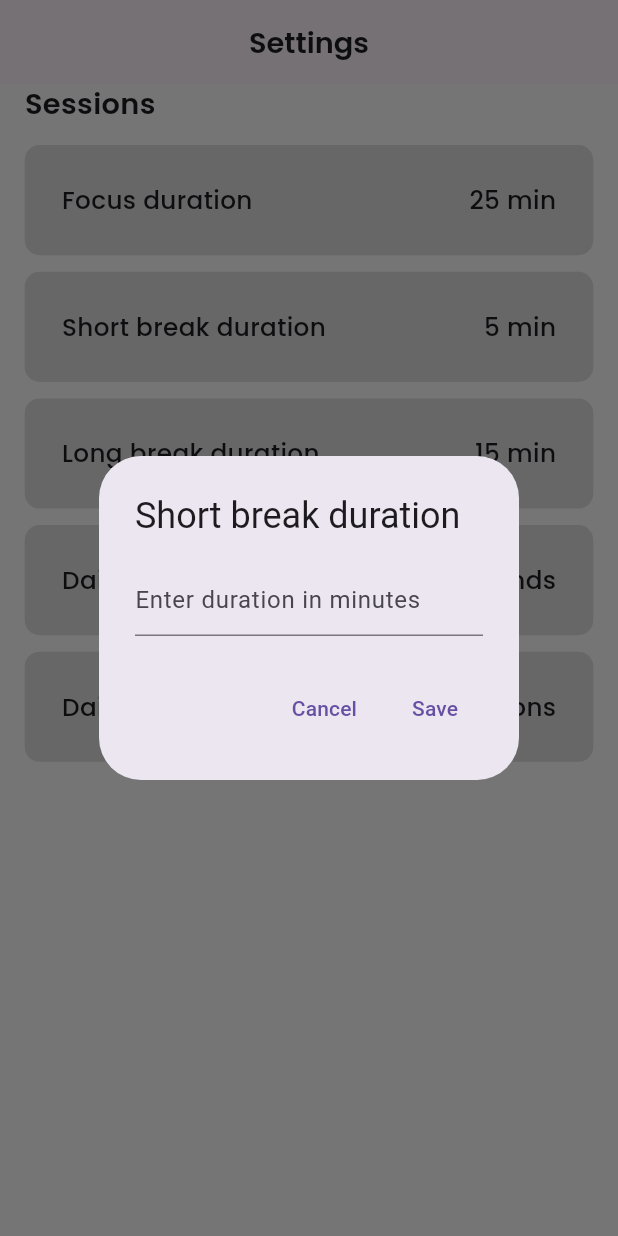
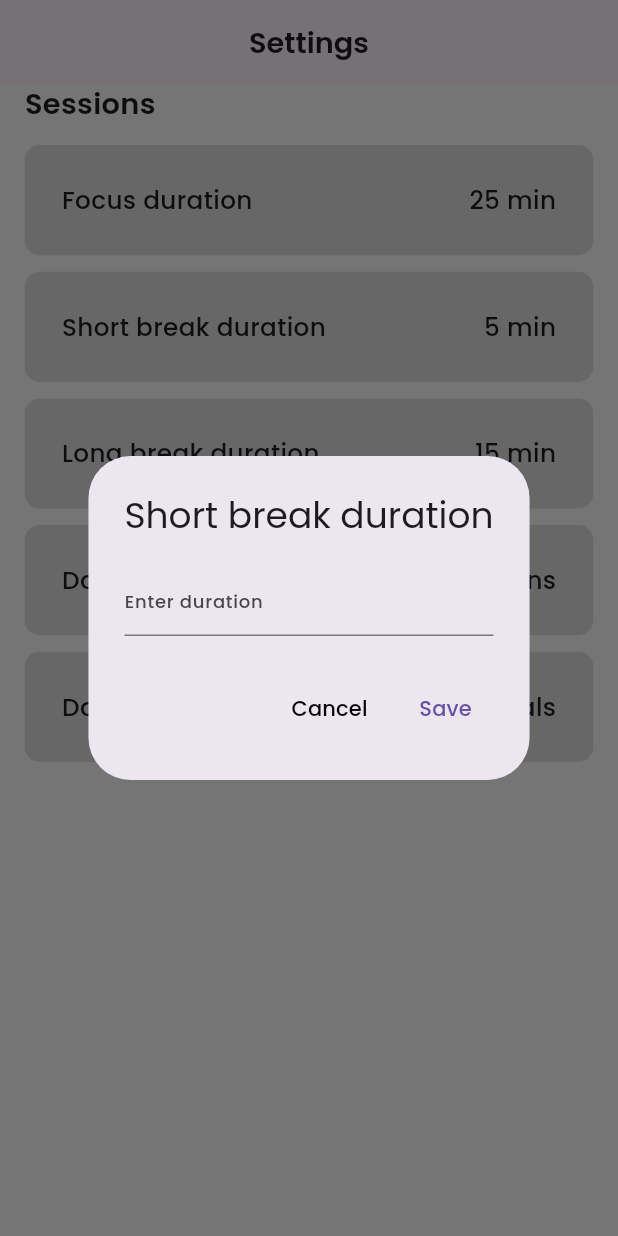
Before and after one commit to The-Naveen-Chandra/Taskify-Flutter, a Flutter app: the PomodoroSettings screen opened directly, after a tap on "Short break duration", on a phone screen of 412 x 824 dp. Run offline on Flutter 3.47's test engine with Material 3 defaults, Android fonts, the phone set to English and light mode, and no system bars; our stand-ins replace bloc, cloud_firestore, dio, dotted_border, equatable, firebase_auth and 11 more; accounts and stored records are empty.

Commit message:
Dev: Timer settings ans pomodoro settings

```diff
--- /dev/null
+++ b/lib/app/modules/pomodoro_timer/components/timer_setting.dart
@@ -0,0 +1,77 @@
+import 'package:flutter/material.dart';
+import 'package:provider/provider.dart';
+import 'package:google_fonts/google_fonts.dart';
+
+import 'package:taskify/app/core/utils/extensions.dart';
+import 'package:taskify/app/modules/pomodoro_timer/components/timer_service.dart';
+
+class SettingContainer extends StatefulWidget {
+  final String title;
+  final String initialValue;
+  final void Function()? onTap;
+  final bool isInt;
+
+  const SettingContainer({
+    Key? key,
+    required this.title,
+    required this.initialValue,
+    required this.onTap,
+    this.isInt = false,
+  }) : super(key: key);
+
+  @override
+  State<SettingContainer> createState() => _SettingContainerState();
+}
+
+class _SettingContainerState extends State<SettingContainer> {
+  @override
+  Widget build(BuildContext context) {
+    TimerService timerService = Provider.of<TimerService>(context);
+
+    String currentValue = widget.initialValue;
+
+    if (widget.title == "Focus duration") {
+      currentValue =
+          (timerService.selectedTime ~/ 60).toString().padLeft(2, '0');
+    } else if (widget.title == "Short break duration") {
+      currentValue = (timerService.shortBreak ~/ 60).toString();
+    } else if (widget.title == "Long break duration") {
+      currentValue = (timerService.longBreak ~/ 60).toString();
+    } else if (widget.title == "Daily rounds") {
+      currentValue = "${timerService.initialRounds} sessions";
+    } else if (widget.title == "Daily goal") {
+      currentValue = "${timerService.initialGoal} goals";
+    }
+
+    return GestureDetector(
+      onTap: widget.onTap,
+      child: Container(
+        margin: EdgeInsets.symmetric(vertical: 4.0.sp, horizontal: 12.0.sp),
+        padding: EdgeInsets.all(18.0.sp),
+        decoration: BoxDecoration(
+          borderRadius: BorderRadius.circular(10.0),
+          color: Colors.grey[300],
+        ),
+        child: Row(
+          mainAxisAlignment: MainAxisAlignment.spaceBetween,
+          children: [
+            Text(
+              widget.title,
+              style: GoogleFonts.poppins(
+                fontSize: 12.0.sp,
+                fontWeight: FontWeight.w500,
+              ),
+            ),
+            Text(
+              widget.isInt ? currentValue : "$currentValue min",
+              style: GoogleFonts.poppins(
+                fontSize: 12.0.sp,
+                fontWeight: FontWeight.w500,
+              ),
+            ),
+          ],
+        ),
+      ),
+    );
+  }
+}
--- a/lib/app/modules/pomodoro_timer/views/pomodoro_setting.dart
+++ b/lib/app/modules/pomodoro_timer/views/pomodoro_setting.dart
@@ -5,6 +5,7 @@ import 'package:provider/provider.dart';
 
 import 'package:taskify/app/core/utils/extensions.dart';
 import 'package:taskify/app/modules/pomodoro_timer/components/timer_service.dart';
+import 'package:taskify/app/modules/pomodoro_timer/components/timer_setting.dart';
 
 class PomodoroSettings extends StatelessWidget {
   const PomodoroSettings({super.key});
@@ -92,19 +93,33 @@ class PomodoroSettings extends StatelessWidget {
 }
 
 void _showDurationDialog(BuildContext context, String title) async {
-  TimerService timerService = Provider.of<TimerService>(context, listen: false);
+  final provider = Provider.of<TimerService>(context, listen: false);
 
   String? newValue = await showDialog<String>(
     context: context,
     builder: (BuildContext dialogContext) {
-      String currentValue = timerService.selectedTime.toString();
+      return Consumer<TimerService>(
+        builder: (context, value, child) {
+          String currentValue = "";
+          String focus = "Focus duration";
+          String shortBreak = "Short break duration";
+          String longBreak = "Long break duration";
+          String dailyRounds = "Daily rounds";
+          String dailyGoal = "Daily goal";
 
           return AlertDialog(
-        title: Text(title),
+            title: Text(
+              title,
+              style: GoogleFonts.poppins(),
+            ),
             content: TextField(
               keyboardType: TextInputType.number,
-          decoration: const InputDecoration(
-            hintText: "Enter duration in minutes",
+              decoration: InputDecoration(
+                hintText: "Enter duration",
+                hintStyle: GoogleFonts.poppins(
+                  fontSize: 12.0,
+                  fontWeight: FontWeight.w500,
+                ),
               ),
               onChanged: (value) {
                 currentValue = value;
@@ -115,18 +130,41 @@ void _showDurationDialog(BuildContext context, String title) async {
                 onPressed: () {
                   Navigator.pop(dialogContext);
                 },
-            child: const Text('Cancel'),
+                child: Text(
+                  'Cancel',
+                  style: GoogleFonts.poppins(
+                    color: Colors.black,
+                  ),
+                ),
               ),
               TextButton(
                 onPressed: () {
-              if (double.tryParse(currentValue) != null) {
-                timerService.selectTime(double.parse(currentValue) * 60);
+                  if (currentValue.isEmpty) {
+                    return;
                   }
+
+                  if (title == focus) {
+                    provider.setSelectTime(double.parse(currentValue) * 60);
+                  } else if (title == shortBreak) {
+                    provider.setShortBreak(double.parse(currentValue) * 60);
+                  } else if (title == longBreak) {
+                    provider.setLongBreak(double.parse(currentValue) * 60);
+                  } else if (title == dailyRounds) {
+                    provider.setInitialRounds(int.parse(currentValue));
+                  } else if (title == dailyGoal) {
+                    provider.setInitialGoal(int.parse(currentValue));
+                  }
+
                   Navigator.pop(dialogContext, currentValue);
                 },
-            child: const Text('Save'),
+                child: Text(
+                  'Save',
+                  style: GoogleFonts.poppins(),
+                ),
               ),
             ],
+          );
+        },
       );
     },
   );
@@ -136,74 +174,3 @@ void _showDurationDialog(BuildContext context, String title) async {
     // Update the state or perform necessary actions with the new value
   }
 }
-
-class SettingContainer extends StatefulWidget {
-  final String title;
-  final String initialValue;
-  final void Function()? onTap;
-  final bool isInt;
-
-  const SettingContainer({
-    Key? key,
-    required this.title,
-    required this.initialValue,
-    required this.onTap,
-    this.isInt = false,
-  }) : super(key: key);
-
-  @override
-  State<SettingContainer> createState() => _SettingContainerState();
-}
-
-class _SettingContainerState extends State<SettingContainer> {
-  @override
-  Widget build(BuildContext context) {
-    TimerService timerService = Provider.of<TimerService>(context);
-
-    String currentValue = widget.initialValue;
-
-    if (widget.title == "Focus duration") {
-      currentValue =
-          (timerService.selectedTime ~/ 60).toString().padLeft(2, '0');
-    } else if (widget.title == "Short break duration") {
-      currentValue = (timerService.shortBreak ~/ 60).toString();
-    } else if (widget.title == "Long break duration") {
-      currentValue = (timerService.longBreak ~/ 60).toString();
-    } else if (widget.title == "Daily rounds") {
-      currentValue = "${timerService.initialRounds} rounds";
-    } else if (widget.title == "Daily goal") {
-      currentValue = "${timerService.initialGoal} sessions";
-    }
-
-    return GestureDetector(
-      onTap: widget.onTap,
-      child: Container(
-        margin: EdgeInsets.symmetric(vertical: 4.0.sp, horizontal: 12.0.sp),
-        padding: EdgeInsets.all(18.0.sp),
-        decoration: BoxDecoration(
-          borderRadius: BorderRadius.circular(10.0),
-          color: Colors.grey[300],
-        ),
-        child: Row(
-          mainAxisAlignment: MainAxisAlignment.spaceBetween,
-          children: [
-            Text(
-              widget.title,
-              style: GoogleFonts.poppins(
-                fontSize: 12.0.sp,
-                fontWeight: FontWeight.w500,
-              ),
-            ),
-            Text(
-              widget.isInt ? currentValue : "$currentValue min",
-              style: GoogleFonts.poppins(
-                fontSize: 12.0.sp,
-                fontWeight: FontWeight.w500,
-              ),
-            ),
-          ],
-        ),
-      ),
-    );
-  }
-}
```
Also changed, not shown: lib/app/modules/pomodoro_timer/components/time_options.dart (deleted, +0 -62 lines), lib/app/modules/pomodoro_timer/components/timer_service.dart (+24 -3 lines), lib/app/modules/pomodoro_timer/components/utils.dart (deleted, +0 -11 lines), lib/app/modules/pomodoro_timer/views/pomodoro_timer_view.dart (+20 -3 lines). Lines whose indentation alone changed are shown as unchanged.
